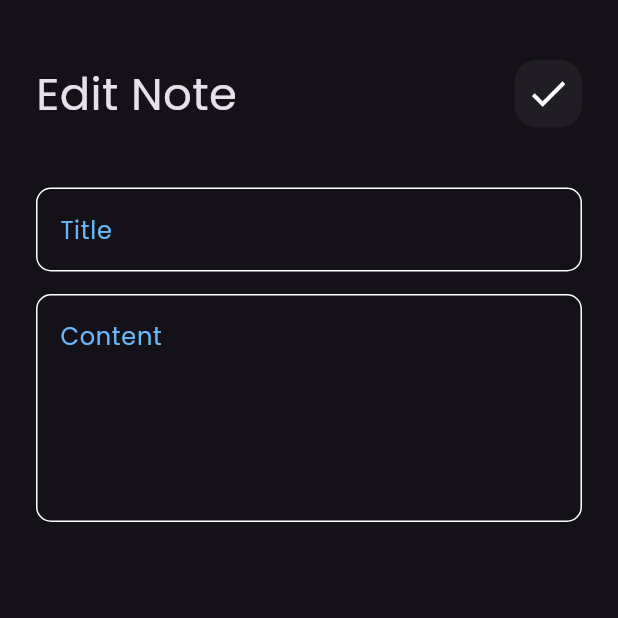
After one commit to KarolHany/JotIt_App, a Flutter app: the screen it shows after launch, after a tap on "Flutter Tips", on a phone screen of 412 x 824 dp, the top half of it. The commit adds this screen. Run offline on Flutter 3.47's test engine with Material 3 defaults, Android fonts, the phone set to English and light mode, and no system bars; our stand-ins replace font_awesome_flutter.

Commit message:
create edit note view and add custom appbar and custom text field to it

```diff
--- /dev/null
+++ b/lib/views/edit_note_view.dart
@@ -0,0 +1,13 @@
+import 'package:flutter/material.dart';
+import 'package:jotit_app/views/widgets/edit_note_view_body.dart';
+
+class EditNoteView extends StatelessWidget {
+  const EditNoteView({super.key});
+
+  @override
+  Widget build(BuildContext context) {
+    return const Scaffold(
+      body: EditNoteViewBody(),
+    );
+  }
+}
--- a/lib/views/widgets/custom_app_bar.dart
+++ b/lib/views/widgets/custom_app_bar.dart
@@ -3,18 +3,21 @@ import 'package:flutter/material.dart';
 import 'custom_search_icon.dart';
 
 class CustomAppBar extends StatelessWidget {
-  const CustomAppBar({super.key});
-
+  const CustomAppBar({super.key, required this.text, required this.icon});
+  final String text;
+  final IconData icon;
   @override
   Widget build(BuildContext context) {
-    return const Row(
+    return Row(
       mainAxisAlignment: MainAxisAlignment.spaceBetween,
       children: [
         Text(
-          'Notes',
-          style: TextStyle(fontSize: 30),
+          text,
+          style: const TextStyle(fontSize: 30),
         ),
-        CustomSearchIcon(),
+        CustomSearchIcon(
+          icon: icon,
+        ),
       ],
     );
   }
--- a/lib/views/widgets/custom_note_item.dart
+++ b/lib/views/widgets/custom_note_item.dart
@@ -1,12 +1,21 @@
 import 'package:flutter/material.dart';
 import 'package:font_awesome_flutter/font_awesome_flutter.dart';
+import 'package:jotit_app/views/edit_note_view.dart';
 
 class CustomNoteItem extends StatelessWidget {
   const CustomNoteItem({super.key});
 
   @override
   Widget build(BuildContext context) {
-    return Container(
+    return GestureDetector(
+      onTap: () {
+        Navigator.push(
+            context,
+            MaterialPageRoute(
+              builder: (context) => const EditNoteView(),
+            ));
+      },
+      child: Container(
         padding: const EdgeInsets.only(left: 16, top: 24, bottom: 24),
         decoration: BoxDecoration(
           color: Colors.pink,
@@ -54,6 +63,7 @@ class CustomNoteItem extends StatelessWidget {
             )
           ],
         ),
+      ),
     );
   }
 }
--- a/lib/views/widgets/custom_search_icon.dart
+++ b/lib/views/widgets/custom_search_icon.dart
@@ -1,8 +1,8 @@
 import 'package:flutter/material.dart';
 
 class CustomSearchIcon extends StatelessWidget {
-  const CustomSearchIcon({super.key});
-
+  const CustomSearchIcon({super.key, required this.icon});
+  final IconData icon;
   @override
   Widget build(BuildContext context) {
     return Container(
@@ -12,8 +12,8 @@ class CustomSearchIcon extends StatelessWidget {
         color: Colors.white.withOpacity(.05),
         borderRadius: BorderRadius.circular(15),
       ),
-      child: const Icon(
-        Icons.search,
+      child: Icon(
+       icon,
         color: Colors.white,
         size: 30,
       ),
--- /dev/null
+++ b/lib/views/widgets/edit_note_view_body.dart
@@ -0,0 +1,39 @@
+import 'package:flutter/material.dart';
+import 'package:jotit_app/views/widgets/custom_app_bar.dart';
+import 'package:jotit_app/views/widgets/custom_text_field.dart';
+
+class EditNoteViewBody extends StatelessWidget {
+  const EditNoteViewBody({super.key});
+
+  @override
+  Widget build(BuildContext context) {
+    return const Padding(
+      padding: EdgeInsets.symmetric(horizontal: 24),
+      child: Column(
+        children: [
+          SizedBox(
+            height: 40,
+          ),
+          CustomAppBar(
+            text: 'Edit Note',
+            icon: Icons.done,
+          ),
+          SizedBox(
+            height: 10,
+          ),
+          SizedBox(
+            height: 30,
+          ),
+          CustomTextField(hint: 'Title'),
+          SizedBox(
+            height: 15,
+          ),
+          CustomTextField(
+            hint: 'Content',
+            maxLines: 5,
+          )
+        ],
+      ),
+    );
+  }
+}
--- a/lib/views/widgets/note_view_body.dart
+++ b/lib/views/widgets/note_view_body.dart
@@ -14,7 +14,10 @@ class NoteViewBody extends StatelessWidget {
           SizedBox(
             height: 40,
           ),
-          CustomAppBar(),
+          CustomAppBar(
+            text: 'Notes',
+            icon: Icons.search,
+          ),
           SizedBox(
             height: 10,
           ),
```
Lines whose indentation alone changed are shown as unchanged.
